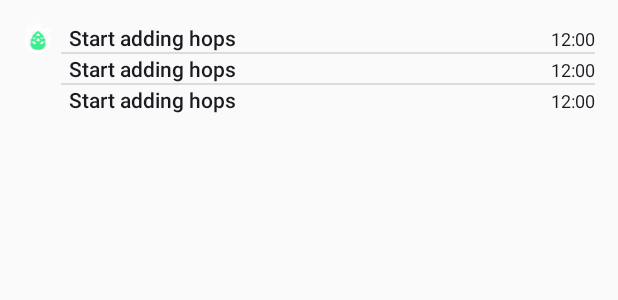
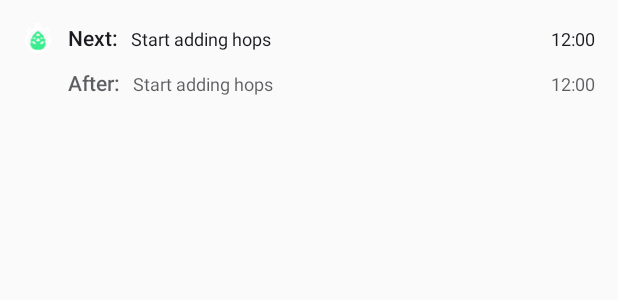
Before and after one commit to arnaud33200/hopsboilingtimer, an Android app built with Jetpack Compose: the layout view_addition_alert_notification.xml on its own in the app's theme, with its tools: preview values and no code run, on a phone screen of 412 x 824 dp. Shown: the top 300 px of the screen. Run offline under Robolectric (Android 15) with nearby library versions, the phone set to English and light mode, and no system bars.

Commit message:
tmp fix for the notification layout

```diff
--- a/app/src/main/java/ca/arnaud/hopsboilingtimer/app/feature/alert/view/AdditionAlertNotificationView.kt
+++ b/app/src/main/java/ca/arnaud/hopsboilingtimer/app/feature/alert/view/AdditionAlertNotificationView.kt
@@ -1,6 +1,7 @@
 package ca.arnaud.hopsboilingtimer.app.feature.alert.view
 
 import android.content.Context
+import android.view.View
 import android.widget.RemoteViews
 import ca.arnaud.hopsboilingtimer.R
 import ca.arnaud.hopsboilingtimer.app.feature.alert.model.AdditionAlertNotificationModel
@@ -11,7 +12,37 @@ class AdditionAlertNotificationView(context: Context) : RemoteViews(
 ) {
 
     fun bind(model: AdditionAlertNotificationModel, context: Context) {
-        val serviceIntent = AlertRowRemoteViewsService.createInstance(context, model.rows)
-        setRemoteAdapter(R.id.list_view, serviceIntent)
+
+        // TODO - figure out why it doesn't work
+//        val serviceIntent = AlertRowRemoteViewsService.createInstance(context, model.rows)
+//        setRemoteAdapter(R.id.list_view, serviceIntent)
+
+        // as mentioned in the layout, this is a bad practice
+        // temporary solution until I figured out setRemoteAdapter
+        for (i in 0..1) {
+            when (val rowModel = model.rows.getOrNull(i)) {
+                null -> setViewVisibility(
+                    when (i) {
+                        0 -> R.id.row_layout_coming
+                        else -> R.id.row_layout_after
+                    }, View.GONE
+                )
+
+                else -> {
+                    setTextViewText(
+                        when (i) {
+                            0 -> R.id.title_text_view
+                            else -> R.id.title_text_view_after
+                        }, rowModel.title
+                    )
+                    setTextViewText(
+                        when (i) {
+                            0 -> R.id.duration_text_view
+                            else -> R.id.duration_text_view_after
+                        }, rowModel.time
+                    )
+                }
+            }
+        }
     }
 }
--- a/app/src/main/res/layout/view_addition_alert_notification.xml
+++ b/app/src/main/res/layout/view_addition_alert_notification.xml
@@ -11,11 +11,88 @@
         android:layout_height="20dp"
         android:src="@drawable/ic_notification_badge" />
 
-    <ListView
-        android:id="@+id/list_view"
+    <!--    TODO - put back whenever the service is fixed-->
+    <!--    <ListView-->
+    <!--        android:id="@+id/list_view"-->
+    <!--        android:layout_width="match_parent"-->
+    <!--        android:layout_height="wrap_content"-->
+    <!--        android:layout_marginStart="5dp"-->
+    <!--        tools:listitem="@layout/view_row_addition_alert_notification" />-->
+
+    <LinearLayout
         android:layout_width="match_parent"
         android:layout_height="wrap_content"
-        android:layout_marginStart="5dp"
-        tools:listitem="@layout/view_row_addition_alert_notification" />
+        android:layout_marginStart="10dp"
+        android:orientation="vertical">
+
+        <!--
+            This is a temporary solution until the ListView with service is fixed
+            It's a bad practice the way it is
+        -->
+
+        <LinearLayout
+            android:id="@+id/row_layout_coming"
+            android:layout_width="match_parent"
+            android:layout_height="30dp"
+            android:orientation="horizontal">
+
+            <TextView
+                style="@style/TextAppearance.Compat.Notification.Title"
+                android:layout_width="wrap_content"
+                android:layout_height="wrap_content"
+                android:text="Next: " />
+
+            <TextView
+                android:id="@+id/title_text_view"
+                style="@style/TextAppearance.Compat.Notification.Line2"
+                android:layout_width="0dp"
+                android:layout_height="wrap_content"
+                android:layout_marginStart="5dp"
+                android:layout_marginEnd="5dp"
+                android:layout_weight="1"
+                tools:text="Start adding hops" />
+
+            <TextView
+                android:id="@+id/duration_text_view"
+                style="@style/TextAppearance.Compat.Notification.Time"
+                android:layout_width="wrap_content"
+                android:layout_height="wrap_content"
+                tools:text="12:00" />
+
+        </LinearLayout>
+
+        <LinearLayout
+            android:id="@+id/row_layout_after"
+            android:layout_width="match_parent"
+            android:layout_height="30dp"
+            android:alpha="0.7"
+            android:orientation="horizontal">
+
+            <TextView
+                style="@style/TextAppearance.Compat.Notification.Title"
+                android:layout_width="wrap_content"
+                android:layout_height="wrap_content"
+                android:text="After: " />
+
+            <TextView
+                android:id="@+id/title_text_view_after"
+                style="@style/TextAppearance.Compat.Notification.Line2"
+                android:layout_width="0dp"
+                android:layout_height="wrap_content"
+                android:layout_marginStart="5dp"
+                android:layout_marginEnd="5dp"
+                android:layout_weight="1"
+                tools:text="Start adding hops" />
+
+            <TextView
+                android:id="@+id/duration_text_view_after"
+                style="@style/TextAppearance.Compat.Notification.Time"
+                android:layout_width="wrap_content"
+                android:layout_height="wrap_content"
+                tools:text="12:00" />
+
+        </LinearLayout>
+
+    </LinearLayout>
 
 </LinearLayout>
```
